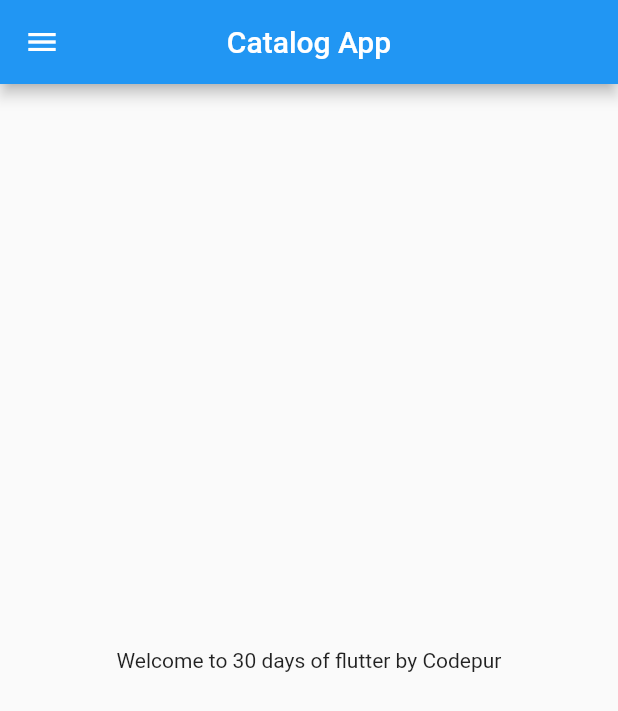
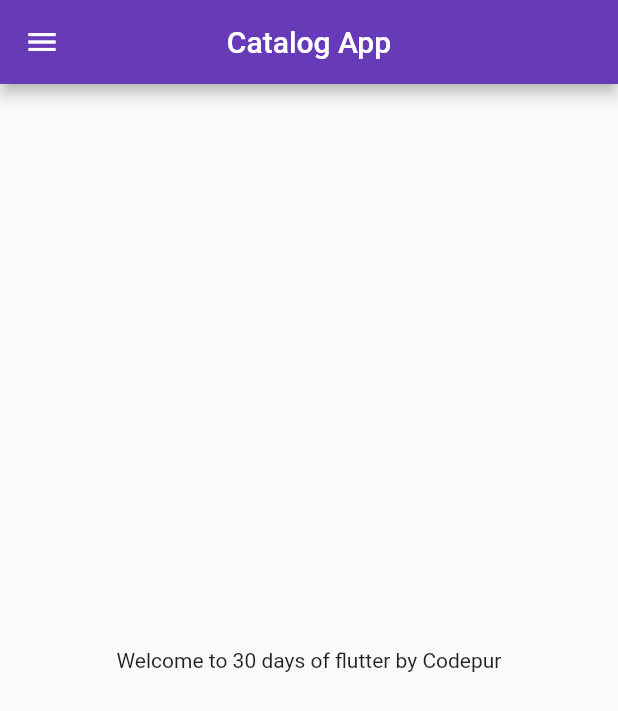
Before and after one commit to hshah234/learning_flutter, a Flutter app: the screen it shows after launch, on a phone screen of 412 x 824 dp. Shown: the top 711 px of the screen. Run offline on Flutter 3.47's test engine with Material 2 defaults, Android fonts, the phone set to English and light mode, and no system bars.

Commit message:
chapter 3 completed

```diff
--- a/lib/main.dart
+++ b/lib/main.dart
@@ -1,5 +1,6 @@
 import 'package:flutter/material.dart';
-import 'package:flutter_catalog/home_page.dart';
+import 'package:flutter_catalog/pages/home_page.dart';
+import 'package:flutter_catalog/pages/login_page.dart';
 
 void main() {
   runApp(MyApp());
@@ -9,7 +10,17 @@ class MyApp extends StatelessWidget {
   @override
   Widget build(BuildContext context) {
     return MaterialApp(
-      home: HomePage(),
+      themeMode: ThemeMode.light,
+      theme: ThemeData(primarySwatch: Colors.deepPurple),
+      darkTheme: ThemeData(
+        brightness: Brightness.dark,
+      ),
+      initialRoute: "/home",
+      routes: {
+        "/": (context) => LoginPage(),
+        "/home": (context) => HomePage(),
+        "/login": (context) => LoginPage(),
+      },
     );
   }
 }
```
Also changed, not shown: lib/pages/login_page.dart (added, +19 -0 lines), lib/pages/home_page.dart (renamed from lib/home_page.dart).
